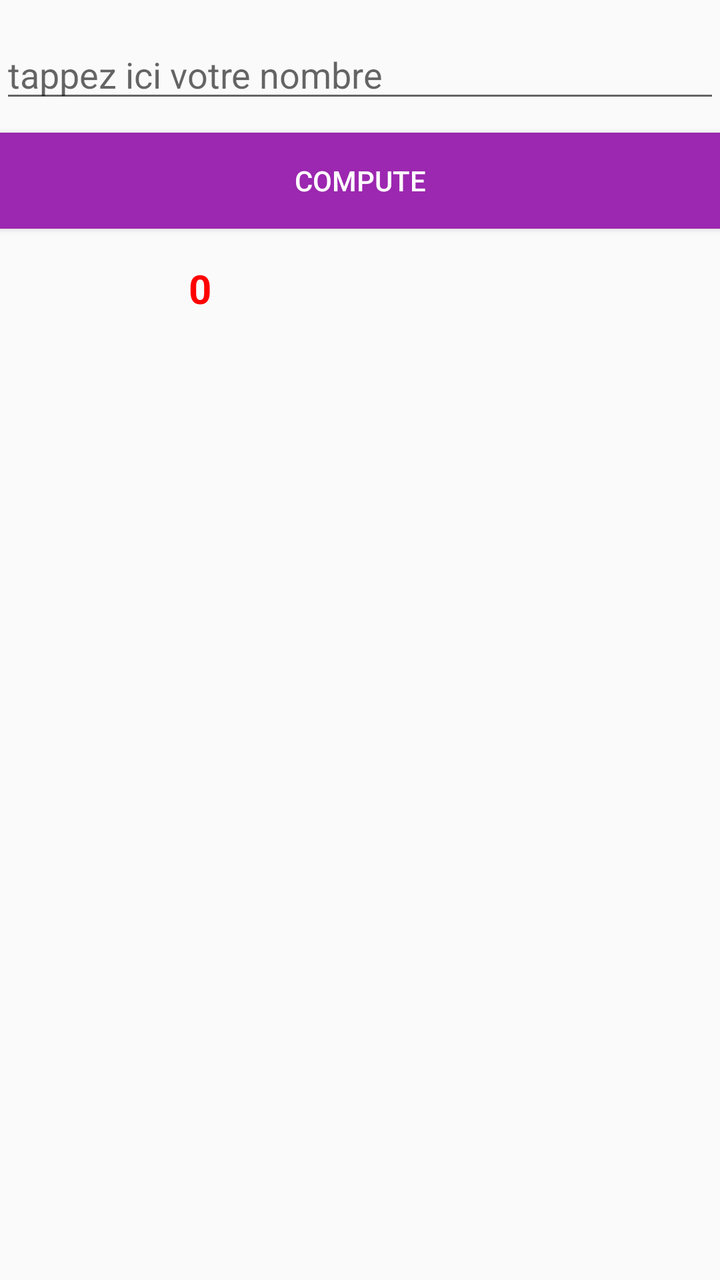
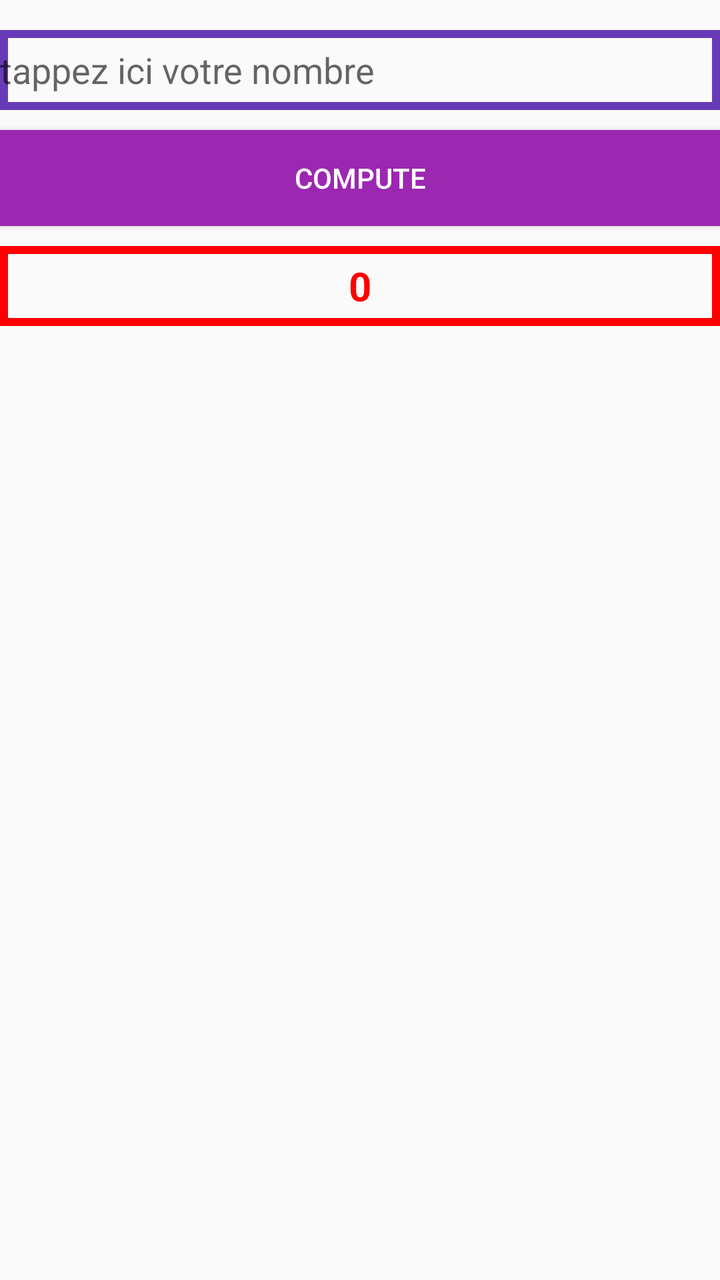

The first picture is an Android layout as it rendered before a commit; the second is the same layout after the commit. The layout source and the unified diff follow.
<!-- AndroidManifest.xml: application theme Mystyle -->
<!-- res/layout/activity_main.xml -->
<?xml version="1.0" encoding="utf-8"?>
<LinearLayout xmlns:android="http://schemas.android.com/apk/res/android"
    xmlns:app="http://schemas.android.com/apk/res-auto"
    xmlns:tools="http://schemas.android.com/tools"
    android:id="@+id/main"
    android:layout_width="match_parent"
    android:layout_height="match_parent"
    android:orientation="vertical"
    tools:context=".MainActivity">

    <EditText
        android:id="@+id/txtNumber"
        android:layout_width="match_parent"
        android:layout_height="wrap_content"
        android:ems="10"
        android:inputType="number"
        android:layout_marginTop="15dp"

        android:hint="tappez ici votre nombre"/>

    <Button
        android:id="@+id/btnCompute"
        android:layout_width="match_parent"
        android:layout_marginTop="10dp"
        android:layout_height="wrap_content"

        android:text="Compute"
        android:textColor="@color/white"
        android:background="@color/colorAccent"/>

    <TextView
        android:id="@+id/txtRes"
        android:layout_width="200dp"
        android:height="40dp"
        android:layout_height="wrap_content"
        android:layout_marginTop="10dp"
        android:text="0"
        android:gravity="center"
        android:textColor="@color/red"
        android:textSize="20dp"
        android:textStyle="bold"
        android:textAlignment="center"
        />

    <ListView
        android:id="@+id/idRes"
        android:layout_width="match_parent"
        android:layout_marginTop="10dp"
        android:layout_height="match_parent" />
</LinearLayout>
<!-- resources referenced by this layout -->
<resources>
  <color name="colorAccent">#9C27B0</color>
  <color name="red">#FF0000</color>
  <color name="white">#FFFFFFFF</color>
  <style name="Mystyle" parent="Theme.AppCompat.DayNight.DarkActionBar">
          
           <item name="colorPrimary">@color/colorPrimary</item>
           <item name="colorAccent">@color/colorAccent</item>
           <item name="colorPrimaryDark">@color/colorPrimaryDark</item>
  
      </style>
  <color name="colorPrimary">#673AB7</color>
  <color name="colorPrimaryDark">#512DFF</color>
</resources>

<!-- the commit's change to res/layout/activity_main.xml (unified diff, before → after) -->
@@ -9,17 +9,17 @@
     tools:context=".MainActivity">
 
     <EditText
-        android:id="@+id/txtNumber"
+        android:id="@+id/idTxtNumber"
         android:layout_width="match_parent"
-        android:layout_height="wrap_content"
+        android:layout_height="40dp"
         android:ems="10"
         android:inputType="number"
         android:layout_marginTop="15dp"
-
+        android:background="@drawable/edit_text_style"
         android:hint="tappez ici votre nombre"/>
 
     <Button
-        android:id="@+id/btnCompute"
+        android:id="@+id/idBtnCompute"
         android:layout_width="match_parent"
         android:layout_marginTop="10dp"
         android:layout_height="wrap_content"
@@ -29,8 +29,8 @@
         android:background="@color/colorAccent"/>
 
     <TextView
-        android:id="@+id/txtRes"
-        android:layout_width="200dp"
+        android:id="@+id/idTxtRes"
+        android:layout_width="match_parent"
         android:height="40dp"
         android:layout_height="wrap_content"
         android:layout_marginTop="10dp"
@@ -38,13 +38,16 @@
         android:gravity="center"
         android:textColor="@color/red"
         android:textSize="20dp"
+        android:background="@drawable/text_view_style"
         android:textStyle="bold"
         android:textAlignment="center"
         />
 
     <ListView
-        android:id="@+id/idRes"
+        android:id="@+id/idListRes"
         android:layout_width="match_parent"
         android:layout_marginTop="10dp"
-        android:layout_height="match_parent" />
+        android:layout_height="match_parent"
+
+        />
 </LinearLayout>
<!-- resource entries referenced after the edit -->
@@ -3,6 +3,28 @@
   <color name="colorAccent">#9C27B0</color>
   <color name="red">#FF0000</color>
   <color name="white">#FFFFFFFF</color>
+  <!-- drawable edit_text_style (drawable) -->
+  <?xml version="1.0" encoding="utf-8"?>
+  <selector xmlns:android="http://schemas.android.com/apk/res/android">
+      <item>
+          <shape android:shape="rectangle">
+              <stroke android:color="@color/colorPrimary" android:width="4dp">
+                  <size  android:width="40dp"/>
+              </stroke>
+          </shape>
+      </item>
+  </selector>
+  <!-- drawable text_view_style (drawable) -->
+  <?xml version="1.0" encoding="utf-8"?>
+  <selector xmlns:android="http://schemas.android.com/apk/res/android">
+  <item>
+      <shape android:shape="rectangle">
+          <stroke android:color="@color/red" android:width="4dp">
+              <size  android:width="40dp"/>
+          </stroke>
+      </shape>
+  </item>
+  </selector>
   <style name="Mystyle" parent="Theme.AppCompat.DayNight.DarkActionBar">
           
            <item name="colorPrimary">@color/colorPrimary</item>
